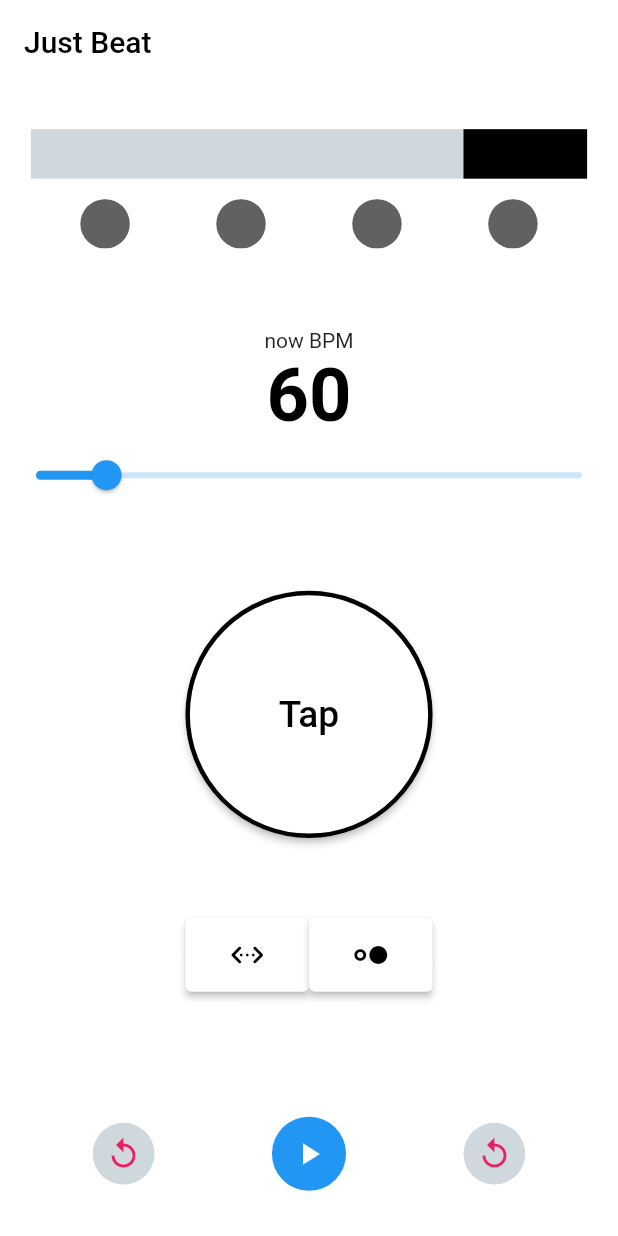
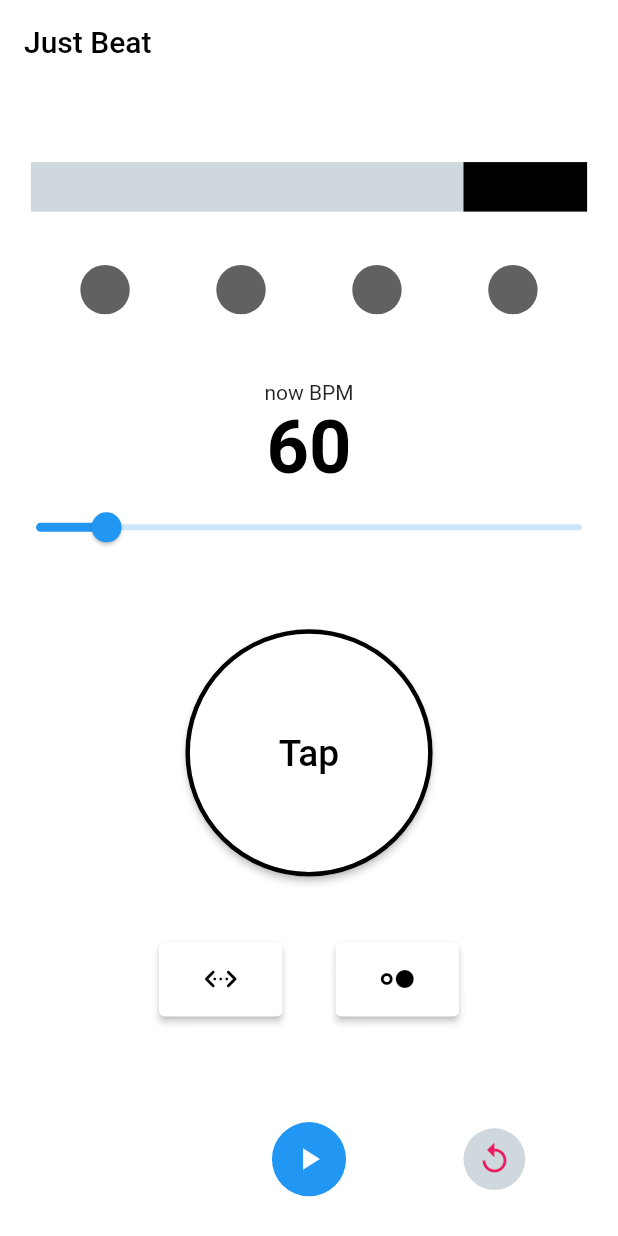
Before and after one commit to yuto90/metronome, a Flutter app: the screen it shows after launch, on a phone screen of 412 x 824 dp. Run offline on Flutter 3.47's test engine with Material 2 defaults, Android fonts, the phone set to English and light mode, and no system bars; missing offline and left inert: soundpool.

Commit message:
レイアウト調整

```diff
--- a/lib/home/home.dart
+++ b/lib/home/home.dart
@@ -28,7 +28,7 @@ class Home extends StatelessWidget {
                 children: <Widget>[
                   //! ---------------------------------------------------------------
                   Expanded(
-                    flex: 2,
+                    flex: 3,
                     child: Container(
                       color: Colors.white, // Expandedの色
                       child: Column(
@@ -39,7 +39,6 @@ class Home extends StatelessWidget {
                           Container(
                             width: SizeConfig.blockSizeHorizontal! * 90,
                             height: SizeConfig.blockSizeVertical! * 1,
-                            // todo カラーを白にする
                             color: Colors.white,
                             child: Align(
                               alignment: Alignment.bottomLeft,
@@ -58,7 +57,6 @@ class Home extends StatelessWidget {
                           Container(
                             width: SizeConfig.blockSizeHorizontal! * 90,
                             height: SizeConfig.blockSizeVertical! * 1,
-                            // todo カラーを白にする
                             color: Colors.white,
                             child: Align(
                               alignment: Alignment.bottomRight,
@@ -73,6 +71,7 @@ class Home extends StatelessWidget {
                               ),
                             ),
                           ),
+                          // 振り子本体
                           Container(
                             width: SizeConfig.blockSizeHorizontal! * 90,
                             height: SizeConfig.blockSizeVertical! * 4,
@@ -225,6 +224,7 @@ class Home extends StatelessWidget {
                           Row(
                             mainAxisAlignment: MainAxisAlignment.center,
                             children: [
+                              Spacer(flex: 3),
                               // todo もっと直感的に分かりやすくしたい
                               SizedBox(
                                 width: SizeConfig.blockSizeHorizontal! * 20,
@@ -241,6 +241,7 @@ class Home extends StatelessWidget {
                                   onPressed: () => model.togglePendulum(),
                                 ),
                               ),
+                              Spacer(flex: 1),
                               SizedBox(
                                 width: SizeConfig.blockSizeHorizontal! * 20,
                                 height: SizeConfig.blockSizeVertical! * 6,
@@ -256,6 +257,7 @@ class Home extends StatelessWidget {
                                   onPressed: () => model.toggleClick(),
                                 ),
                               ),
+                              Spacer(flex: 3),
                             ],
                           ),
                           Spacer(),
@@ -274,15 +276,6 @@ class Home extends StatelessWidget {
                           SizedBox(
                             width: SizeConfig.blockSizeHorizontal! * 10,
                             height: SizeConfig.blockSizeVertical! * 6,
-                            child: FloatingActionButton(
-                              backgroundColor: Colors.blueGrey[100],
-                              mini: true, // trueにするととで小さくなる
-                              onPressed: model.metronomeReset,
-                              elevation: 0, // 通常時のエレベーション
-                              hoverElevation: 0, // マウスホバー時のエレベーション
-                              highlightElevation: 0, // ボタン押下時のエレベーション
-                              child: Icon(Icons.replay, color: Colors.pink),
-                            ),
                           ),
                           Spacer(),
                           SizedBox(
```
